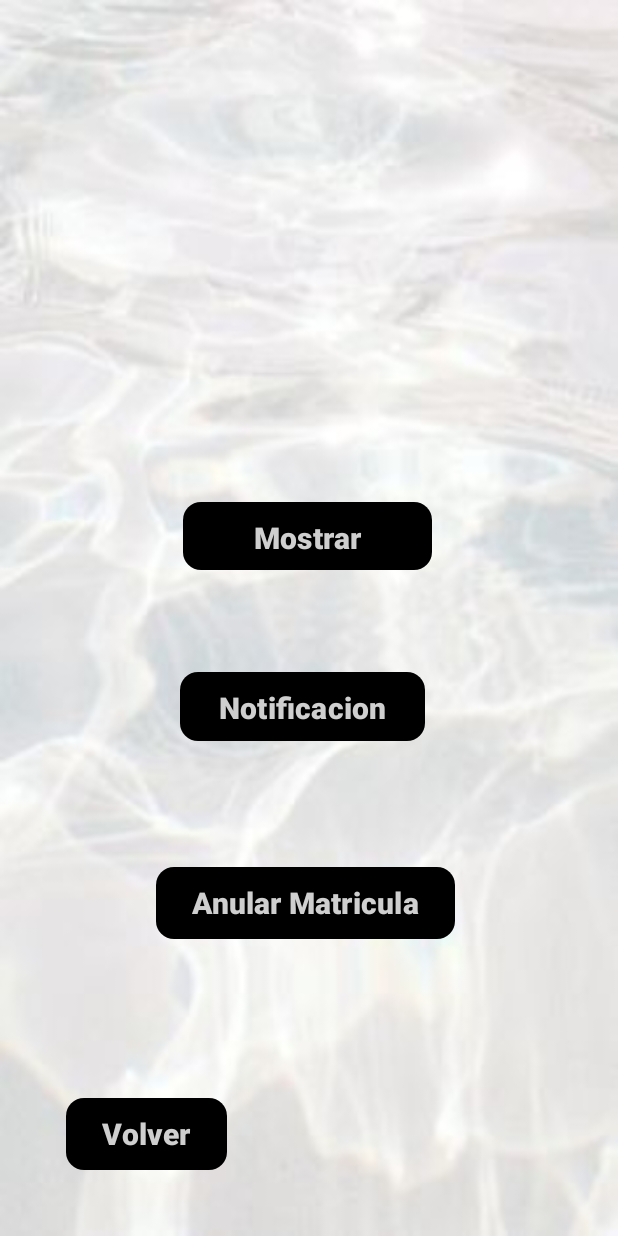
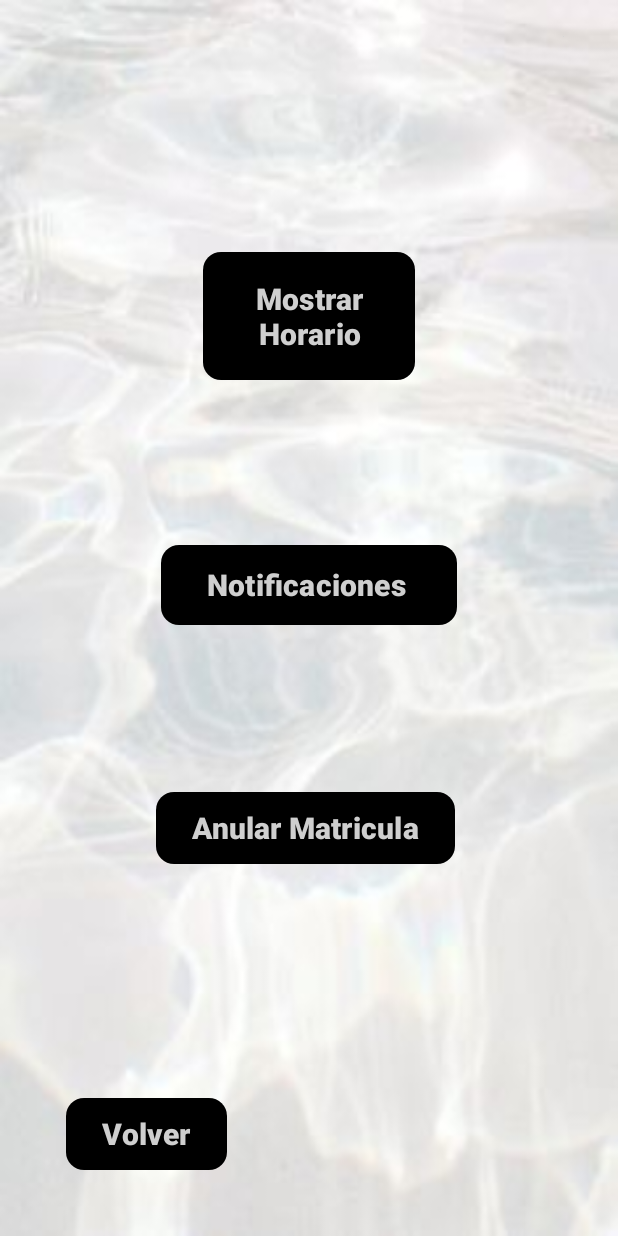
Before and after one commit to Tagyaku/AppVicenteMisCocos, an Android app: the layout activity_succesful_register.xml on its own in the app's theme, with its tools: preview values and no code run, on a phone screen of 412 x 824 dp. Run offline under Robolectric (Android 15) with nearby library versions, the phone set to English and light mode, and no system bars.

Commit message:
commit constraints y algo de idioma

```diff
--- a/app/src/main/java/com/example/appvicentemiscocos/MainActivity.kt
+++ b/app/src/main/java/com/example/appvicentemiscocos/MainActivity.kt
@@ -70,10 +70,10 @@ class MainActivity : AppCompatActivity() {
                                 }
                                 startActivity(intent)
                             } else {
-                                showToast("Incorrect password. Try again.")
+                                showToast("Contraseña incorrecta")
                             }
                         } else {
-                            showToast("User not found. Please register.")
+                            showToast("Usuario no encontrado")
                         }
                     }
                 }
--- a/app/src/main/res/layout/activity_succesful_register.xml
+++ b/app/src/main/res/layout/activity_succesful_register.xml
@@ -11,23 +11,27 @@
         android:id="@+id/UserTextView"
         android:layout_width="wrap_content"
         android:layout_height="wrap_content"
-        android:layout_marginEnd="188dp"
-        android:layout_marginBottom="632dp"
+        android:layout_marginEnd="21dp"
+        android:layout_marginBottom="80dp"
         android:fontFamily="@font/abril_fatface"
+
         android:gravity="center"
         android:textColor="#000000"
         android:textSize="20sp"
-
         app:autoSizeMaxTextSize="40sp"
-        app:layout_constraintBottom_toBottomOf="parent"
-        app:layout_constraintEnd_toEndOf="parent" />
+        app:layout_constraintBottom_toTopOf="@+id/MostrarHorarioButton"
+        app:layout_constraintEnd_toStartOf="@+id/UserAvatar"
+        app:layout_constraintHorizontal_bias="0.977"
+        app:layout_constraintStart_toStartOf="parent"
+        app:layout_constraintTop_toTopOf="parent"
+        app:layout_constraintVertical_bias="1.0" />
 
     <ImageView
         android:id="@+id/UserAvatar"
         android:layout_width="wrap_content"
         android:layout_height="wrap_content"
-        android:layout_marginTop="26dp"
-        android:layout_marginEnd="43dp"
+        android:layout_marginTop="24dp"
+        android:layout_marginEnd="36dp"
 
         app:layout_constraintEnd_toEndOf="parent"
         app:layout_constraintTop_toTopOf="parent"
@@ -49,11 +53,11 @@
 
     <Button
         android:id="@+id/MostrarHorarioButton"
-        android:layout_width="166dp"
-        android:layout_height="45dp"
-        android:layout_marginStart="144dp"
-        android:layout_marginEnd="176dp"
-        android:layout_marginBottom="444dp"
+        android:layout_width="141dp"
+        android:layout_height="85dp"
+        android:layout_marginStart="104dp"
+        android:layout_marginEnd="104dp"
+        android:layout_marginBottom="428dp"
         android:background="@drawable/button_background"
         android:fontFamily="sans-serif-black"
         android:text="Mostrar Horario"
@@ -61,20 +65,24 @@
         android:textSize="20sp"
         app:layout_constraintBottom_toBottomOf="parent"
         app:layout_constraintEnd_toEndOf="parent"
-        app:layout_constraintHorizontal_bias="0.306"
-        app:layout_constraintStart_toStartOf="parent" />
+        app:layout_constraintStart_toStartOf="parent"
+        app:layout_constraintTop_toBottomOf="@+id/UserAvatar" />
 
     <Button
         android:id="@+id/NotificacionesProfesoresButton"
-        android:layout_width="163dp"
-        android:layout_height="46dp"
-        android:layout_marginStart="120dp"
+        android:layout_width="197dp"
+        android:layout_height="53dp"
+        android:layout_marginStart="104dp"
         android:layout_marginTop="68dp"
+        android:layout_marginEnd="104dp"
+        android:layout_marginBottom="70dp"
         android:background="@drawable/button_background"
         android:fontFamily="sans-serif-black"
         android:text="Notificaciones "
         android:textColor="#CFCFCF"
         android:textSize="20sp"
+        app:layout_constraintBottom_toTopOf="@+id/VicenteButton"
+        app:layout_constraintEnd_toEndOf="parent"
         app:layout_constraintStart_toStartOf="parent"
         app:layout_constraintTop_toBottomOf="@+id/MostrarHorarioButton" />
 
@@ -83,12 +91,16 @@
         android:layout_width="wrap_content"
         android:layout_height="wrap_content"
         android:layout_marginStart="104dp"
-        android:layout_marginTop="84dp"
+        android:layout_marginEnd="104dp"
+        android:layout_marginBottom="114dp"
         android:background="@drawable/button_background"
         android:fontFamily="sans-serif-black"
         android:text="Anular Matricula"
         android:textColor="#CFCFCF"
         android:textSize="20sp"
+        app:layout_constraintBottom_toTopOf="@+id/BackButton"
+        app:layout_constraintEnd_toEndOf="parent"
+        app:layout_constraintHorizontal_bias="0.0"
         app:layout_constraintStart_toStartOf="parent"
         app:layout_constraintTop_toBottomOf="@+id/NotificacionesProfesoresButton" />
 
```
Also changed, not shown: app/src/main/java/com/example/appvicentemiscocos/RegisterActivity.kt (+8 -8 lines), app/src/main/res/layout/activity_vicente.xml (+8 -8 lines).
